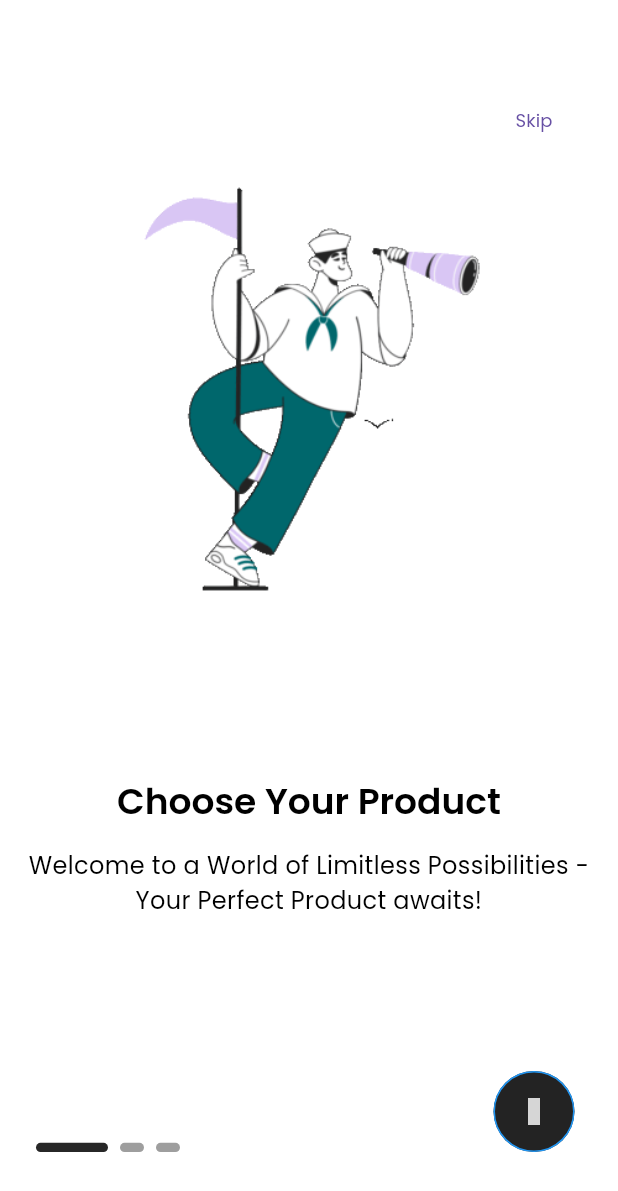
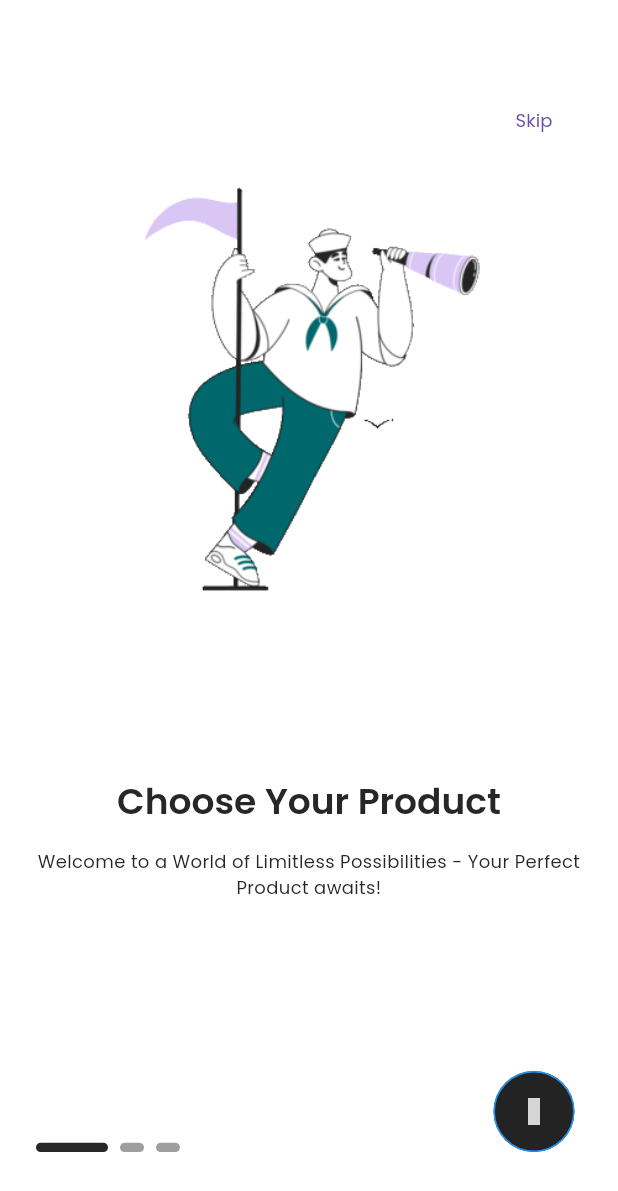
Before and after one commit to KarimSlama/Qaf_Store, a Flutter app: the screen it shows after launch, on a phone screen of 412 x 824 dp. Shown: the top 1191 px of the screen. Run offline on Flutter 3.47's test engine with Material 3 defaults, Android fonts, the phone set to English and light mode, and no system bars; drawn by our look-alikes of smooth_page_indicator; our stand-ins replace dio, flutter_screenutil, flutter_secure_storage, get, iconsax, logger and 2 more; grey boxes are pictures that could not be loaded.

Commit message:
Design Sign Up Screen with isolated reusable widgets
- Created a structured and scalable UI for the sign up screen
- Isolated small widgets for better reusability and maintainability
- Totally compatable with dark and light theme.
- Added two `TextFormField` widgets for name, email, phone & password input
- Designed primary action button: "Create Account"
- Implemented a `Checkbox` for "Terms and Policy" functionality
- Added social login buttons for Google & Facebook authentication
- Ensured clean, minimal, and user-friendly UI

```diff
--- a/lib/features/login/screen/widgets/login_form.dart
+++ b/lib/features/login/screen/widgets/login_form.dart
@@ -1,6 +1,8 @@
 import 'package:flutter/material.dart';
 import 'package:flutter_screenutil/flutter_screenutil.dart';
+import 'package:get/get.dart';
 import 'package:iconsax/iconsax.dart';
+import 'package:qaf_store/features/sign_up/screen/sign_up_screen.dart';
 import 'package:qaf_store/utils/constants/qaf_sizes.dart';
 import 'package:qaf_store/utils/constants/qaf_strings.dart';
 
@@ -55,7 +57,8 @@ class LoginForm extends StatelessWidget {
             SizedBox(
               width: double.infinity,
               child: OutlinedButton(
-                  onPressed: () {}, child: Text(QafStrings.createNewAccount)),
+                  onPressed: () => Get.to(() => SignUpScreen()),
+                  child: Text(QafStrings.createAccount)),
             ),
           ],
         ),
--- a/lib/utils/constants/qaf_strings.dart
+++ b/lib/utils/constants/qaf_strings.dart
@@ -18,17 +18,20 @@ class QafStrings {
   /// ---- Auth Form Text Strings
   static const String firstName = 'First Name';
   static const String lastName = 'Last Name';
+  static const String userName = 'User Name';
   static const String email = 'E-Mail';
+  static const String phone = 'Phone';
   static const String password = 'Password';
   static const String newPassword = 'New Password';
   static const String rememberMe = 'Remember Me';
   static const String forgotPassword = 'Forgot Password';
   static const String signIn = 'Sign In';
-  static const String createNewAccount = 'Create new account';
+  static const String createAccount = 'Create Account';
   static const String orSignInWith = 'or sign in with';
   static const String orSignUpWith = 'or sign up with';
   static const String iAgreeTo = 'I agree to';
   static const String privacyAndPolicy = 'Privacy & Policy';
+  static const String and = 'and';
   static const String termsOfUse = 'Terms of use';
   static const String verficationCode = 'Verfication Code';
   static const String resendEmailIn = 'Resend Email in';
--- a/lib/utils/theme/custom_themes/qaf_check_box_theme.dart
+++ b/lib/utils/theme/custom_themes/qaf_check_box_theme.dart
@@ -23,9 +23,9 @@ class QafCheckBoxTheme {
     shape: RoundedRectangleBorder(borderRadius: BorderRadius.circular(4)),
     checkColor: WidgetStateProperty.resolveWith((states) {
       if (states.contains(WidgetState.values))
+        return Colors.black;
+      else
         return Colors.white;
-      else
-        return Colors.black;
     }),
     fillColor: WidgetStateProperty.resolveWith((states) {
       if (states.contains(WidgetState.selected))
--- a/lib/utils/theme/custom_themes/qaf_text_theme.dart
+++ b/lib/utils/theme/custom_themes/qaf_text_theme.dart
@@ -1,66 +1,67 @@
 import 'package:flutter/material.dart';
+import 'package:qaf_store/utils/constants/qaf_colors.dart';
 
+/// Custom Class for Light & Dark Text Themes
 class QafTextTheme {
-  QafTextTheme._();
-
+  QafTextTheme._(); // To avoid creating instances
 
   /// Customizable Light Text Theme
-  static TextTheme lightTextTheme = TextTheme(
-    headlineLarge: TextStyle().copyWith(
-        fontSize: 32, fontWeight: FontWeight.bold, color: Colors.black),
-    headlineMedium: TextStyle().copyWith(
-        fontSize: 24, fontWeight: FontWeight.w600, color: Colors.black),
-    headlineSmall: TextStyle().copyWith(
-        fontSize: 18, fontWeight: FontWeight.bold, color: Colors.black),
-    titleLarge: TextStyle().copyWith(
-        fontSize: 16, fontWeight: FontWeight.w600, color: Colors.black),
-    titleMedium: TextStyle().copyWith(
-        fontSize: 16, fontWeight: FontWeight.w500, color: Colors.black),
-    titleSmall: TextStyle().copyWith(
-        fontSize: 16, fontWeight: FontWeight.w400, color: Colors.black),
-    bodyLarge: TextStyle().copyWith(
-        fontSize: 16, fontWeight: FontWeight.w500, color: Colors.black),
-    bodyMedium: TextStyle().copyWith(
-        fontSize: 16, fontWeight: FontWeight.normal, color: Colors.black),
-    bodySmall: TextStyle().copyWith(
-        fontSize: 16,
+  static TextTheme lighTextTheme = TextTheme(
+    headlineLarge: const TextStyle().copyWith(
+        fontSize: 32, fontWeight: FontWeight.bold, color: QafColors.dark),
+    headlineMedium: const TextStyle().copyWith(
+        fontSize: 24, fontWeight: FontWeight.w600, color: QafColors.dark),
+    headlineSmall: const TextStyle().copyWith(
+        fontSize: 18, fontWeight: FontWeight.w600, color: QafColors.dark),
+    titleLarge: const TextStyle().copyWith(
+        fontSize: 16, fontWeight: FontWeight.w600, color: QafColors.dark),
+    titleMedium: const TextStyle().copyWith(
+        fontSize: 16, fontWeight: FontWeight.w500, color: QafColors.dark),
+    titleSmall: const TextStyle().copyWith(
+        fontSize: 16, fontWeight: FontWeight.w400, color: QafColors.dark),
+    bodyLarge: const TextStyle().copyWith(
+        fontSize: 14, fontWeight: FontWeight.w500, color: QafColors.dark),
+    bodyMedium: const TextStyle().copyWith(
+        fontSize: 12, fontWeight: FontWeight.normal, color: QafColors.dark),
+    bodySmall: const TextStyle().copyWith(
+        fontSize: 12,
         fontWeight: FontWeight.w500,
-        color: Colors.black.withValues(alpha: .3)),
-    labelLarge: TextStyle().copyWith(
-        fontSize: 12, fontWeight: FontWeight.normal, color: Colors.black),
-    labelMedium: TextStyle().copyWith(
+        color: QafColors.dark.withOpacity(0.5)),
+    labelLarge: const TextStyle().copyWith(
+        fontSize: 12, fontWeight: FontWeight.normal, color: QafColors.dark),
+    labelMedium: const TextStyle().copyWith(
         fontSize: 12,
         fontWeight: FontWeight.normal,
-        color: Colors.black.withValues(alpha: .3)),
+        color: QafColors.dark.withOpacity(0.5)),
   );
 
   /// Customizable Dark Text Theme
   static TextTheme darkTextTheme = TextTheme(
-    headlineLarge: TextStyle().copyWith(
-        fontSize: 32, fontWeight: FontWeight.bold, color: Colors.white),
-    headlineMedium: TextStyle().copyWith(
-        fontSize: 24, fontWeight: FontWeight.w600, color: Colors.white),
-    headlineSmall: TextStyle().copyWith(
-        fontSize: 18, fontWeight: FontWeight.bold, color: Colors.white),
-    titleLarge: TextStyle().copyWith(
-        fontSize: 16, fontWeight: FontWeight.w600, color: Colors.white),
-    titleMedium: TextStyle().copyWith(
-        fontSize: 16, fontWeight: FontWeight.w500, color: Colors.white),
-    titleSmall: TextStyle().copyWith(
-        fontSize: 16, fontWeight: FontWeight.w400, color: Colors.white),
-    bodyLarge: TextStyle().copyWith(
-        fontSize: 16, fontWeight: FontWeight.w500, color: Colors.white),
-    bodyMedium: TextStyle().copyWith(
-        fontSize: 16, fontWeight: FontWeight.normal, color: Colors.white),
-    bodySmall: TextStyle().copyWith(
-        fontSize: 16,
+    headlineLarge: const TextStyle().copyWith(
+        fontSize: 32, fontWeight: FontWeight.bold, color: QafColors.light),
+    headlineMedium: const TextStyle().copyWith(
+        fontSize: 24, fontWeight: FontWeight.w600, color: QafColors.light),
+    headlineSmall: const TextStyle().copyWith(
+        fontSize: 18, fontWeight: FontWeight.w600, color: QafColors.light),
+    titleLarge: const TextStyle().copyWith(
+        fontSize: 16, fontWeight: FontWeight.w600, color: QafColors.light),
+    titleMedium: const TextStyle().copyWith(
+        fontSize: 16, fontWeight: FontWeight.w500, color: QafColors.light),
+    titleSmall: const TextStyle().copyWith(
+        fontSize: 16, fontWeight: FontWeight.w400, color: QafColors.light),
+    bodyLarge: const TextStyle().copyWith(
+        fontSize: 14, fontWeight: FontWeight.w500, color: QafColors.light),
+    bodyMedium: const TextStyle().copyWith(
+        fontSize: 12, fontWeight: FontWeight.normal, color: QafColors.light),
+    bodySmall: const TextStyle().copyWith(
+        fontSize: 12,
         fontWeight: FontWeight.w500,
-        color: Colors.white.withValues(alpha: .3)),
-    labelLarge: TextStyle().copyWith(
-        fontSize: 12, fontWeight: FontWeight.normal, color: Colors.white),
-    labelMedium: TextStyle().copyWith(
+        color: QafColors.light.withOpacity(0.5)),
+    labelLarge: const TextStyle().copyWith(
+        fontSize: 12, fontWeight: FontWeight.normal, color: QafColors.light),
+    labelMedium: const TextStyle().copyWith(
         fontSize: 12,
         fontWeight: FontWeight.normal,
-        color: Colors.white.withValues(alpha: .3)),
+        color: QafColors.light.withOpacity(0.5)),
   );
 }
--- a/lib/utils/theme/theme.dart
+++ b/lib/utils/theme/theme.dart
@@ -8,7 +8,7 @@ import 'package:qaf_store/utils/theme/custom_themes/qaf_outlined_button_theme.da
 import 'package:qaf_store/utils/theme/custom_themes/qaf_text_field_theme.dart';
 import 'package:qaf_store/utils/theme/custom_themes/qaf_text_theme.dart';
 
-class QafTheme{
+class QafTheme {
   QafTheme._();
 
   static ThemeData lightTheme = ThemeData(
@@ -17,16 +17,14 @@ class QafTheme{
       brightness: Brightness.light,
       primaryColor: Colors.blue,
       scaffoldBackgroundColor: Colors.white,
-    textTheme: QafTextTheme.lightTextTheme,
+      textTheme: QafTextTheme.lighTextTheme,
       chipTheme: QafChipTheme.lightChipThemeData,
       appBarTheme: QafAppbarTheme.lightAppbarTheme,
       checkboxTheme: QafCheckBoxTheme.lightCheckBoxTheme,
       bottomSheetTheme: QafBottomSheet.lightBottomSheetTheme,
       outlinedButtonTheme: QafOutlinedButtonTheme.lightOutlinedButtonTheme,
       elevatedButtonTheme: QafElevatedButtonTheme.lightElevatedButtonTheme,
-    inputDecorationTheme: QafTextFieldTheme.lightInputDecorationTheme
-
-  );
+      inputDecorationTheme: QafTextFieldTheme.lightInputDecorationTheme);
 
   static ThemeData darkTheme = ThemeData(
       useMaterial3: true,
@@ -41,6 +39,5 @@ class QafTheme{
       bottomSheetTheme: QafBottomSheet.darkBottomSheetTheme,
       outlinedButtonTheme: QafOutlinedButtonTheme.darkOutlinedButtonTheme,
       elevatedButtonTheme: QafElevatedButtonTheme.darkElevatedButtonTheme,
-    inputDecorationTheme: QafTextFieldTheme.darkInputDecorationTheme
-  );
+      inputDecorationTheme: QafTextFieldTheme.darkInputDecorationTheme);
 }
```
Also changed, not shown: lib/features/authentication/screens/login_screen.dart (deleted, +0 -10 lines), lib/features/sign_up/screen/sign_up_screen.dart (added, +36 -0 lines), lib/features/sign_up/screen/widgets/login_form.dart (deleted, +0 -65 lines), lib/features/sign_up/screen/widgets/sign_up_form.dart (added, +76 -0 lines), lib/features/sign_up/screen/widgets/terms_and_policy.dart (added, +57 -0 lines). Lines whose indentation alone changed are shown as unchanged.
